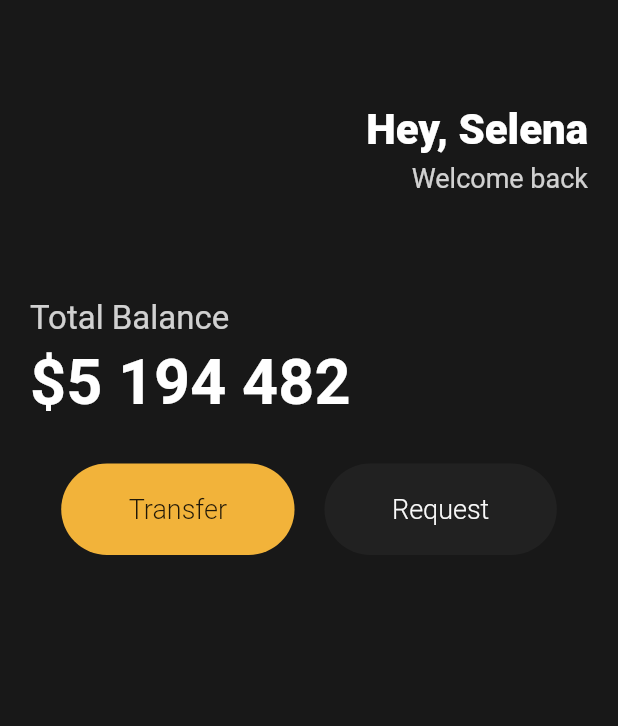
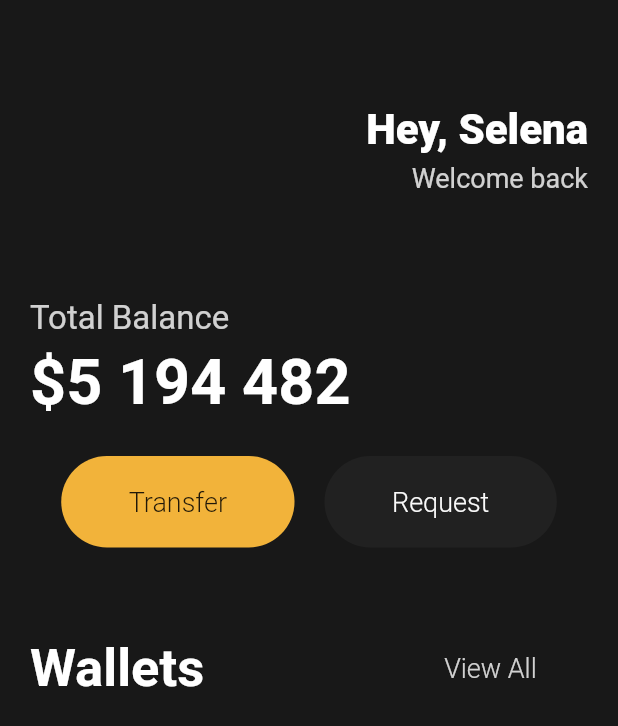
Before and after one commit to Shs0160/1st_flutter_App, a Flutter app: the screen it shows after launch, on a phone screen of 412 x 824 dp. Shown: the top 726 px of the screen. Run offline on Flutter 3.47's test engine with Material 2 defaults, Android fonts, the phone set to English and light mode, and no system bars.

Commit message:
text [wallet and view all]

```diff
--- a/lib/main.dart
+++ b/lib/main.dart
@@ -67,7 +67,7 @@ class App extends StatelessWidget {
                 ),
               ),
               SizedBox(
-                  height: 30,
+                height: 25,
               ),
               Row(
                 mainAxisAlignment: MainAxisAlignment.center,
@@ -114,10 +114,37 @@ class App extends StatelessWidget {
                     ),
                   ),
                 ],
-                )
+              ),
+              SizedBox(
+                height: 60,
+              ),
+              Row(
+                children: [
+                  Text(
+                    'Wallets',
+                    style: TextStyle(
+                      fontSize: 35,
+                      fontWeight: FontWeight.w600,
+                      color: Colors.white,
+                    ),
+                  ),
+                  SizedBox(
+                    width: 160,
+                  ),
+                  Text(
+                    'View All',
+                    style: TextStyle(
+                      fontSize: 18,
+                      fontWeight: FontWeight.w300,
+                      color: Colors.white.withOpacity(0.8),
+                    ),
+                  ),
                 ],
               ),
-          )),
+            ],
+          ),
+        ),
+      ),
     );
   }
 }
```
Lines whose indentation alone changed are shown as unchanged.
